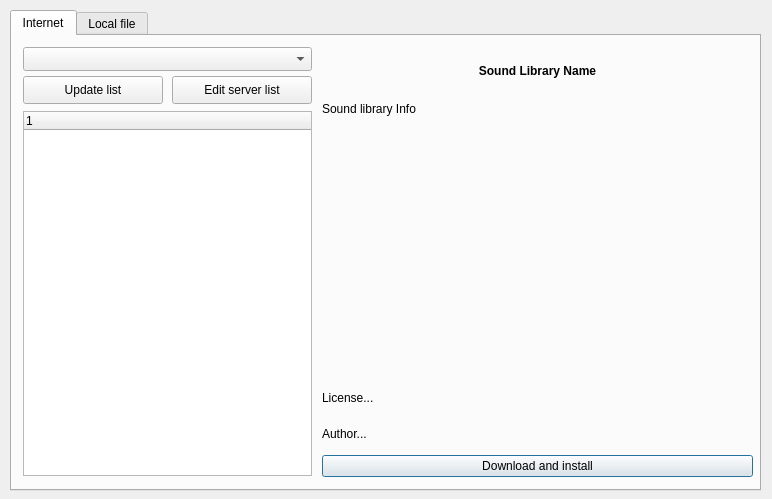
lxlxlo/composite-devel, file gui/src/SoundLibrary/SoundLibraryImportDialog_UI.ui: the form before one commit.
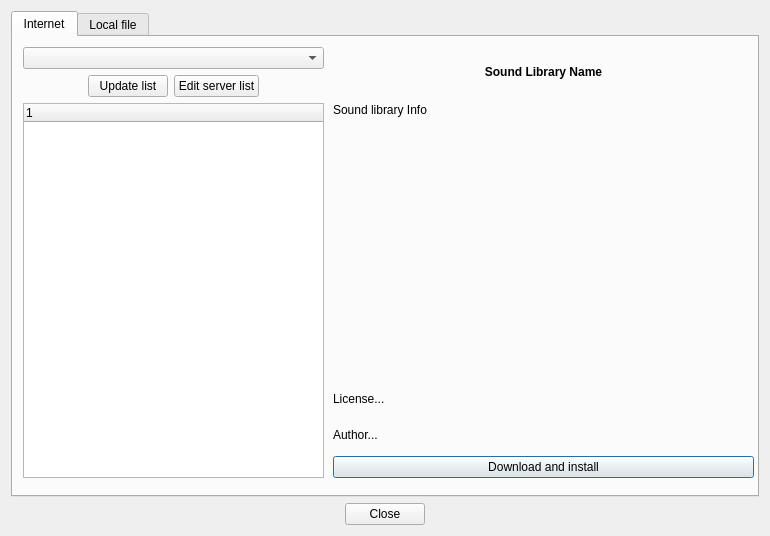
The form after the commit.

```diff
--- a/gui/src/SoundLibrary/SoundLibraryImportDialog_UI.ui
+++ b/gui/src/SoundLibrary/SoundLibraryImportDialog_UI.ui
@@ -5,22 +5,16 @@
    <rect>
     <x>0</x>
     <y>0</y>
-    <width>772</width>
-    <height>499</height>
+    <width>770</width>
+    <height>536</height>
    </rect>
   </property>
   <property name="windowTitle" >
    <string>Dialog</string>
   </property>
+  <layout class="QVBoxLayout" >
+   <item>
   <widget class="QTabWidget" name="tabWidget" >
-   <property name="geometry" >
-    <rect>
-     <x>10</x>
-     <y>10</y>
-     <width>751</width>
-     <height>481</height>
-    </rect>
-   </property>
    <property name="currentIndex" >
     <number>0</number>
    </property>
@@ -31,9 +25,9 @@
     <widget class="QWidget" name="widget_1" >
      <property name="geometry" >
       <rect>
-       <x>310</x>
+         <x>320</x>
        <y>10</y>
-       <width>431</width>
+         <width>421</width>
        <height>431</height>
       </rect>
      </property>
@@ -129,38 +123,65 @@
       </item>
      </layout>
     </widget>
+      <widget class="QWidget" name="" >
+       <property name="geometry" >
+        <rect>
+         <x>10</x>
+         <y>10</y>
+         <width>301</width>
+         <height>431</height>
+        </rect>
+       </property>
+       <layout class="QVBoxLayout" >
+        <item>
+         <widget class="QComboBox" name="repositoryCombo" />
+        </item>
+        <item>
+         <layout class="QHBoxLayout" >
+          <item>
+           <spacer>
+            <property name="orientation" >
+             <enum>Qt::Horizontal</enum>
+            </property>
+            <property name="sizeHint" >
+             <size>
+              <width>40</width>
+              <height>20</height>
+             </size>
+            </property>
+           </spacer>
+          </item>
+          <item>
+           <widget class="QPushButton" name="UpdateListBtn" >
+            <property name="text" >
+             <string>Update list</string>
+            </property>
+           </widget>
+          </item>
+          <item>
     <widget class="QPushButton" name="EditListBtn" >
-     <property name="geometry" >
-      <rect>
-       <x>160</x>
-       <y>40</y>
-       <width>140</width>
-       <height>28</height>
-      </rect>
-     </property>
      <property name="text" >
       <string>Edit server list</string>
      </property>
     </widget>
-    <widget class="QComboBox" name="repositoryCombo" >
-     <property name="geometry" >
-      <rect>
-       <x>11</x>
-       <y>11</y>
-       <width>289</width>
-       <height>24</height>
-      </rect>
-     </property>
-    </widget>
+          </item>
+          <item>
+           <spacer>
+            <property name="orientation" >
+             <enum>Qt::Horizontal</enum>
+            </property>
+            <property name="sizeHint" >
+             <size>
+              <width>40</width>
+              <height>20</height>
+             </size>
+            </property>
+           </spacer>
+          </item>
+         </layout>
+        </item>
+        <item>
     <widget class="QTreeWidget" name="m_pDrumkitTree" >
-     <property name="geometry" >
-      <rect>
-       <x>11</x>
-       <y>75</y>
-       <width>289</width>
-       <height>365</height>
-      </rect>
-     </property>
      <property name="alternatingRowColors" >
       <bool>true</bool>
      </property>
@@ -179,18 +200,8 @@
       </property>
      </column>
     </widget>
-    <widget class="QPushButton" name="UpdateListBtn" >
-     <property name="geometry" >
-      <rect>
-       <x>11</x>
-       <y>40</y>
-       <width>140</width>
-       <height>28</height>
-      </rect>
-     </property>
-     <property name="text" >
-      <string>Update list</string>
-     </property>
+        </item>
+       </layout>
     </widget>
    </widget>
    <widget class="QWidget" name="tab_2" >
@@ -259,6 +270,45 @@
     </widget>
    </widget>
   </widget>
+   </item>
+   <item>
+    <layout class="QHBoxLayout" >
+     <item>
+      <spacer>
+       <property name="orientation" >
+        <enum>Qt::Horizontal</enum>
+       </property>
+       <property name="sizeHint" >
+        <size>
+         <width>40</width>
+         <height>20</height>
+        </size>
+       </property>
+      </spacer>
+     </item>
+     <item>
+      <widget class="QPushButton" name="close_btn" >
+       <property name="text" >
+        <string>Close</string>
+       </property>
+      </widget>
+     </item>
+     <item>
+      <spacer>
+       <property name="orientation" >
+        <enum>Qt::Horizontal</enum>
+       </property>
+       <property name="sizeHint" >
+        <size>
+         <width>40</width>
+         <height>20</height>
+        </size>
+       </property>
+      </spacer>
+     </item>
+    </layout>
+   </item>
+  </layout>
  </widget>
  <resources/>
  <connections/>
```
Lines whose indentation alone changed are shown as unchanged.
